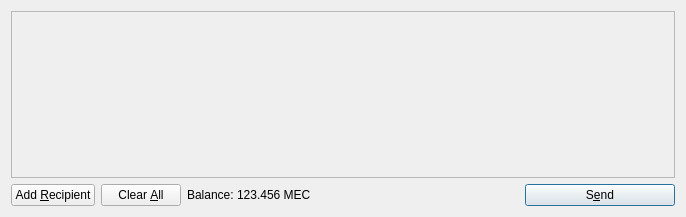
Old version of the form src/qt/forms/sendcoinsdialog.ui in the repository LIMXTEC/Megacoin.
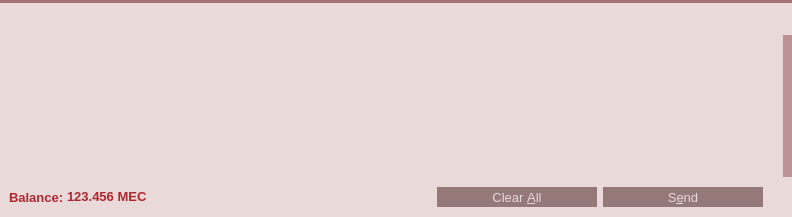
New version of the form. Icons and pictures are not drawn.

What changed in the file:
```diff
--- a/src/qt/forms/sendcoinsdialog.ui
+++ b/src/qt/forms/sendcoinsdialog.ui
@@ -6,16 +6,239 @@
    <rect>
     <x>0</x>
     <y>0</y>
-    <width>686</width>
+    <width>792</width>
     <height>217</height>
    </rect>
   </property>
+  <property name="palette">
+   <palette>
+    <active>
+     <colorrole role="Button">
+      <brush brushstyle="SolidPattern">
+       <color alpha="255">
+        <red>233</red>
+        <green>217</green>
+        <blue>216</blue>
+       </color>
+      </brush>
+     </colorrole>
+     <colorrole role="Base">
+      <brush brushstyle="SolidPattern">
+       <color alpha="255">
+        <red>214</red>
+        <green>234</green>
+        <blue>235</blue>
+       </color>
+      </brush>
+     </colorrole>
+     <colorrole role="Window">
+      <brush brushstyle="SolidPattern">
+       <color alpha="255">
+        <red>233</red>
+        <green>217</green>
+        <blue>216</blue>
+       </color>
+      </brush>
+     </colorrole>
+    </active>
+    <inactive>
+     <colorrole role="Button">
+      <brush brushstyle="SolidPattern">
+       <color alpha="255">
+        <red>233</red>
+        <green>217</green>
+        <blue>216</blue>
+       </color>
+      </brush>
+     </colorrole>
+     <colorrole role="Base">
+      <brush brushstyle="SolidPattern">
+       <color alpha="255">
+        <red>214</red>
+        <green>234</green>
+        <blue>235</blue>
+       </color>
+      </brush>
+     </colorrole>
+     <colorrole role="Window">
+      <brush brushstyle="SolidPattern">
+       <color alpha="255">
+        <red>233</red>
+        <green>217</green>
+        <blue>216</blue>
+       </color>
+      </brush>
+     </colorrole>
+    </inactive>
+    <disabled>
+     <colorrole role="Button">
+      <brush brushstyle="SolidPattern">
+       <color alpha="255">
+        <red>233</red>
+        <green>217</green>
+        <blue>216</blue>
+       </color>
+      </brush>
+     </colorrole>
+     <colorrole role="Base">
+      <brush brushstyle="SolidPattern">
+       <color alpha="255">
+        <red>233</red>
+        <green>217</green>
+        <blue>216</blue>
+       </color>
+      </brush>
+     </colorrole>
+     <colorrole role="Window">
+      <brush brushstyle="SolidPattern">
+       <color alpha="255">
+        <red>233</red>
+        <green>217</green>
+        <blue>216</blue>
+       </color>
+      </brush>
+     </colorrole>
+    </disabled>
+   </palette>
+  </property>
   <property name="windowTitle">
    <string>Send Coins</string>
   </property>
+  <property name="styleSheet">
+   <string notr="true"/>
+  </property>
   <layout class="QVBoxLayout" name="verticalLayout">
+   <property name="spacing">
+    <number>0</number>
+   </property>
+   <property name="margin">
+    <number>0</number>
+   </property>
+   <item>
+    <widget class="Line" name="line_7">
+     <property name="styleSheet">
+      <string notr="true">background-color: #A37276;</string>
+     </property>
+     <property name="frameShadow">
+      <enum>QFrame::Raised</enum>
+     </property>
+     <property name="lineWidth">
+      <number>0</number>
+     </property>
+     <property name="orientation">
+      <enum>Qt::Horizontal</enum>
+     </property>
+    </widget>
+   </item>
+   <item>
+    <widget class="QWidget" name="wSendMegsHeader" native="true">
+     <property name="minimumSize">
+      <size>
+       <width>0</width>
+       <height>32</height>
+      </size>
+     </property>
+     <property name="maximumSize">
+      <size>
+       <width>16777215</width>
+       <height>32</height>
+      </size>
+     </property>
+     <property name="styleSheet">
+      <string notr="true"/>
+     </property>
+     <property name="is_header" stdset="0">
+      <bool>true</bool>
+     </property>
+     <layout class="QHBoxLayout" name="horizontalLayout_15">
+      <property name="margin">
+       <number>0</number>
+      </property>
+      <item>
+       <spacer name="horizontalSpacer_20">
+        <property name="orientation">
+         <enum>Qt::Horizontal</enum>
+        </property>
+        <property name="sizeType">
+         <enum>QSizePolicy::Fixed</enum>
+        </property>
+        <property name="sizeHint" stdset="0">
+         <size>
+          <width>3</width>
+          <height>20</height>
+         </size>
+        </property>
+       </spacer>
+      </item>
+      <item>
+       <widget class="QLabel" name="label_29">
+        <property name="sizePolicy">
+         <sizepolicy hsizetype="Preferred" vsizetype="Preferred">
+          <horstretch>0</horstretch>
+          <verstretch>0</verstretch>
+         </sizepolicy>
+        </property>
+        <property name="minimumSize">
+         <size>
+          <width>30</width>
+          <height>30</height>
+         </size>
+        </property>
+        <property name="maximumSize">
+         <size>
+          <width>30</width>
+          <height>30</height>
+         </size>
+        </property>
+        <property name="text">
+         <string/>
+        </property>
+        <property name="pixmap">
+         <pixmap resource="../res.qrc">:/res/upload.png</pixmap>
+        </property>
+       </widget>
+      </item>
+      <item>
+       <widget class="QLabel" name="label_30">
+        <property name="font">
+         <font>
+          <pointsize>11</pointsize>
+          <stylestrategy>PreferAntialias</stylestrategy>
+         </font>
+        </property>
+        <property name="styleSheet">
+         <string notr="true">QLabel {
+	color: #E9D9D8;
+}</string>
+        </property>
+        <property name="text">
+         <string>Send Megacoins</string>
+        </property>
+       </widget>
+      </item>
+     </layout>
+    </widget>
+   </item>
    <item>
     <widget class="QScrollArea" name="scrollArea">
+     <property name="styleSheet">
+      <string notr="true"> QScrollBar:vertical {
+     border: 0px solid grey;
+     background: white;
+     width: 9px;
+     margin: 0px 0px 0 0px;
+ }
+ QScrollBar::handle:vertical {
+     background: #BB9396;
+     min-width: 20px;
+ }</string>
+     </property>
+     <property name="frameShape">
+      <enum>QFrame::NoFrame</enum>
+     </property>
+     <property name="verticalScrollBarPolicy">
+      <enum>Qt::ScrollBarAlwaysOn</enum>
+     </property>
      <property name="widgetResizable">
       <bool>true</bool>
      </property>
@@ -24,12 +247,26 @@
        <rect>
         <x>0</x>
         <y>0</y>
-        <width>666</width>
-        <height>165</height>
+        <width>783</width>
+        <height>142</height>
        </rect>
       </property>
+      <property name="styleSheet">
+       <string notr="true">#scrollAreaWidgetContents {
+	background-color: #E9D9D8;
+}</string>
+      </property>
       <layout class="QVBoxLayout" name="verticalLayout_2">
-       <property name="margin">
+       <property name="leftMargin">
+        <number>0</number>
+       </property>
+       <property name="topMargin">
+        <number>1</number>
+       </property>
+       <property name="rightMargin">
+        <number>0</number>
+       </property>
+       <property name="bottomMargin">
         <number>0</number>
        </property>
        <item>
@@ -57,79 +294,72 @@
     </widget>
    </item>
    <item>
-    <layout class="QHBoxLayout" name="horizontalLayout">
+    <widget class="QWidget" name="wContainer" native="true">
+     <property name="styleSheet">
+      <string notr="true">#wContainer {
+	background-color: #E9D9D8;
+}</string>
+     </property>
+     <layout class="QHBoxLayout" name="horizontalLayout_3">
+      <property name="topMargin">
+       <number>10</number>
+      </property>
+      <property name="bottomMargin">
+       <number>10</number>
+      </property>
      <item>
-      <widget class="QPushButton" name="addButton">
-       <property name="toolTip">
-        <string>Send to multiple recipients at once</string>
+       <layout class="QHBoxLayout" name="horizontalLayout_2">
+        <property name="spacing">
+         <number>3</number>
+        </property>
+        <item>
+         <widget class="QLabel" name="label">
+          <property name="font">
+           <font>
+            <pointsize>10</pointsize>
+            <weight>75</weight>
+            <bold>true</bold>
+           </font>
        </property>
-       <property name="text">
-        <string>Add &amp;Recipient</string>
+       <property name="styleSheet">
+           <string notr="true">QLabel {
+	color: #AF272E;
+}</string>
        </property>
-       <property name="icon">
-        <iconset resource="../megacoin.qrc">
-         <normaloff>:/icons/add</normaloff>:/icons/add</iconset>
-       </property>
-       <property name="autoDefault">
-        <bool>false</bool>
-       </property>
-      </widget>
-     </item>
-     <item>
-      <widget class="QPushButton" name="clearButton">
-       <property name="sizePolicy">
-        <sizepolicy hsizetype="Minimum" vsizetype="Fixed">
-         <horstretch>0</horstretch>
-         <verstretch>0</verstretch>
-        </sizepolicy>
-       </property>
-       <property name="toolTip">
-        <string>Remove all transaction fields</string>
-       </property>
        <property name="text">
-        <string>Clear &amp;All</string>
+           <string>Balance:</string>
+          </property>
+         </widget>
+        </item>
+        <item>
+         <widget class="QLabel" name="labelBalance">
+          <property name="font">
+           <font>
+            <pointsize>10</pointsize>
+            <weight>75</weight>
+            <bold>true</bold>
+           </font>
+          </property>
+          <property name="cursor">
+           <cursorShape>IBeamCursor</cursorShape>
+          </property>
+          <property name="styleSheet">
+           <string notr="true">QLabel {
+	color: #AF272E;
+}</string>
        </property>
-       <property name="icon">
-        <iconset resource="../megacoin.qrc">
-         <normaloff>:/icons/remove</normaloff>:/icons/remove</iconset>
+          <property name="text">
+           <string>123.456 MEC</string>
        </property>
-       <property name="autoRepeatDelay">
-        <number>300</number>
+          <property name="textInteractionFlags">
+           <set>Qt::LinksAccessibleByMouse|Qt::TextSelectableByKeyboard|Qt::TextSelectableByMouse</set>
        </property>
-       <property name="autoDefault">
-        <bool>false</bool>
-       </property>
       </widget>
      </item>
+       </layout>
+      </item>
      <item>
-      <layout class="QHBoxLayout" name="horizontalLayout_2">
-       <property name="spacing">
-        <number>3</number>
-       </property>
-       <item>
-        <widget class="QLabel" name="label">
-         <property name="text">
-          <string>Balance:</string>
-         </property>
-        </widget>
-       </item>
-       <item>
-        <widget class="QLabel" name="labelBalance">
-         <property name="cursor">
-          <cursorShape>IBeamCursor</cursorShape>
-         </property>
-         <property name="text">
-          <string>123.456 MEC</string>
-         </property>
-         <property name="textInteractionFlags">
-          <set>Qt::LinksAccessibleByMouse|Qt::TextSelectableByKeyboard|Qt::TextSelectableByMouse</set>
-         </property>
-        </widget>
-       </item>
-      </layout>
-     </item>
-     <item>
-      <spacer name="horizontalSpacer">
+       <spacer name="horizontalSpacer_4">
        <property name="orientation">
         <enum>Qt::Horizontal</enum>
        </property>
@@ -141,30 +371,109 @@
        </property>
       </spacer>
      </item>
+     <item>
+      <widget class="QPushButton" name="clearButton">
+        <property name="font">
+         <font>
+          <pointsize>10</pointsize>
+          <stylestrategy>PreferAntialias</stylestrategy>
+         </font>
+       </property>
+       <property name="toolTip">
+        <string>Remove all transaction fields</string>
+       </property>
+       <property name="styleSheet">
+        <string notr="true">QPushButton {
+	background-color: #947978;
+	color: #E9D9D8;
+	border: 0px solid gray;
+	max-height: 20px;
+	min-height: 20px;
+	max-width: 160px;
+	min-width: 160px;
+}
+
+QPushButton:hover {
+	background-color: #AF272E;
+}
+
+QPushButton:pressed:flat {
+	background-color: #9D0B17;
+}</string>
+       </property>
+       <property name="text">
+        <string>Clear &amp;All</string>
+       </property>
+       <property name="autoDefault">
+        <bool>false</bool>
+       </property>
+        <property name="default">
+         <bool>false</bool>
+       </property>
+        <property name="flat">
+         <bool>true</bool>
+         </property>
+        </widget>
+       </item>
      <item>
       <widget class="QPushButton" name="sendButton">
-       <property name="minimumSize">
-        <size>
-         <width>150</width>
-         <height>0</height>
-        </size>
+        <property name="font">
+         <font>
+          <pointsize>10</pointsize>
+          <stylestrategy>PreferAntialias</stylestrategy>
+         </font>
        </property>
        <property name="toolTip">
         <string>Confirm the send action</string>
        </property>
+       <property name="styleSheet">
+        <string notr="true">QPushButton {
+	background-color: #947978;
+	color: #E9D9D8;
+	border: 0px solid gray;
+	max-height: 20px;
+	min-height: 20px;
+	max-width: 160px;
+	min-width: 160px;
+}
+
+QPushButton:hover {
+	background-color: #AF272E;
+}
+
+QPushButton:pressed:flat {
+	background-color: #9D0B17;
+}</string>
+       </property>
        <property name="text">
         <string>S&amp;end</string>
        </property>
-       <property name="icon">
-        <iconset resource="../megacoin.qrc">
-         <normaloff>:/icons/send</normaloff>:/icons/send</iconset>
+        <property name="default">
+         <bool>true</bool>
        </property>
-       <property name="default">
+        <property name="flat">
         <bool>true</bool>
        </property>
       </widget>
      </item>
+      <item>
+       <spacer name="horizontalSpacer_5">
+        <property name="orientation">
+         <enum>Qt::Horizontal</enum>
+        </property>
+        <property name="sizeType">
+         <enum>QSizePolicy::Fixed</enum>
+        </property>
+        <property name="sizeHint" stdset="0">
+         <size>
+          <width>20</width>
+          <height>20</height>
+         </size>
+        </property>
+       </spacer>
+      </item>
     </layout>
+    </widget>
    </item>
   </layout>
  </widget>
```
Left out of the diff: 2 changed lines with no effect on the pictures.
